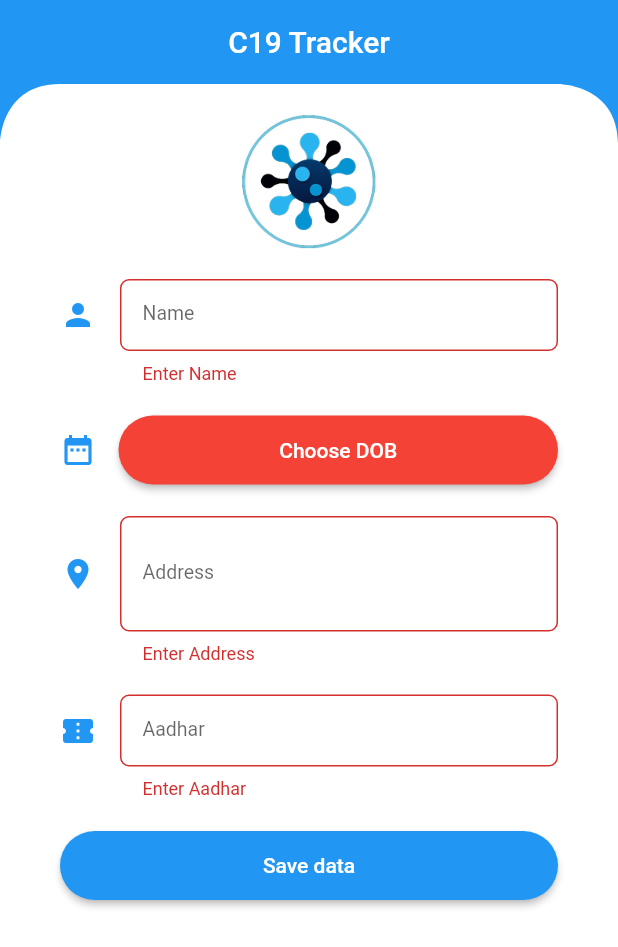
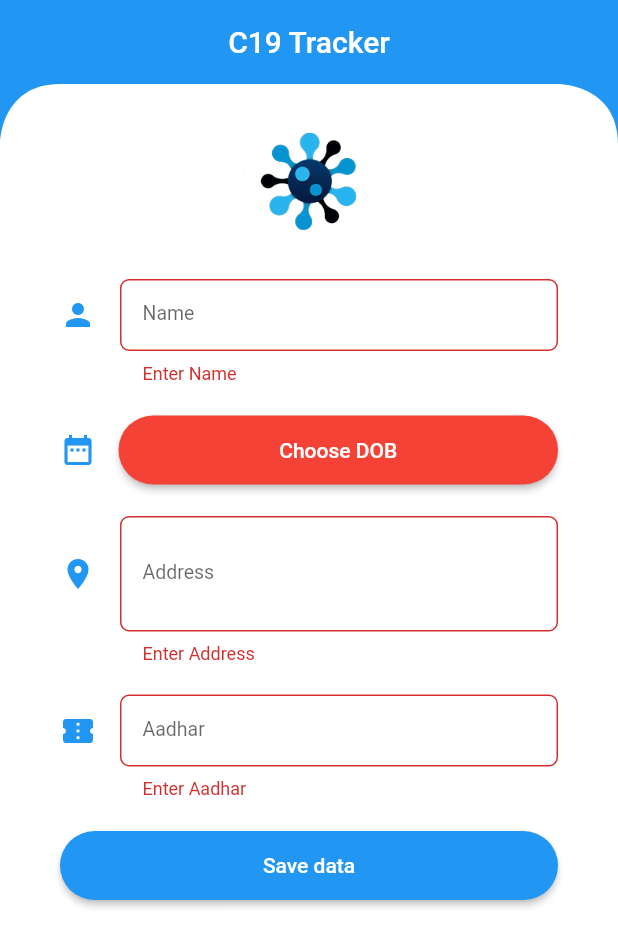
Before and after one commit to steevjames/C19-Tracker, a Flutter app: the screen it shows after launch, after a tap on "Save data", on a phone screen of 412 x 824 dp. Shown: the top 947 px of the screen. Run offline on Flutter 3.47's test engine with Material 2 defaults, Android fonts, the phone set to English and light mode, and no system bars; our stand-ins replace qr_flutter, shared_preferences.

Commit message:
App icon changed

```diff
--- a/lib/Pages/qrCode.dart
+++ b/lib/Pages/qrCode.dart
@@ -65,8 +65,8 @@ class QRCodePage extends StatelessWidget {
             SizedBox(height: 20),
             QrImage(
               data: userData,
-              backgroundColor: Color(0xff333344),
-              foregroundColor: Colors.white,
+              foregroundColor: Color(0xff333344),
+              backgroundColor: Colors.white,
             ),
             SizedBox(height: 40),
             RaisedButton(
--- a/lib/Pages/splashscreen.dart
+++ b/lib/Pages/splashscreen.dart
@@ -15,6 +15,7 @@ class Splashscreen extends StatelessWidget {
   Widget build(BuildContext context) {
     gotoHomePage(context);
     return Scaffold(
+      backgroundColor: Colors.white,
       body: Center(
         child: Image.asset(
           "assets/icon.png",
--- a/lib/main.dart
+++ b/lib/main.dart
@@ -22,6 +22,7 @@ class MyApp extends StatelessWidget {
         visualDensity: VisualDensity.adaptivePlatformDensity,
       ),
       home: Splashscreen(),
+      debugShowCheckedModeBanner: false,
     );
   }
 }
```
Also changed, not shown: assets/icon - Copy.png (added), assets/icon.png, 26 other files.
